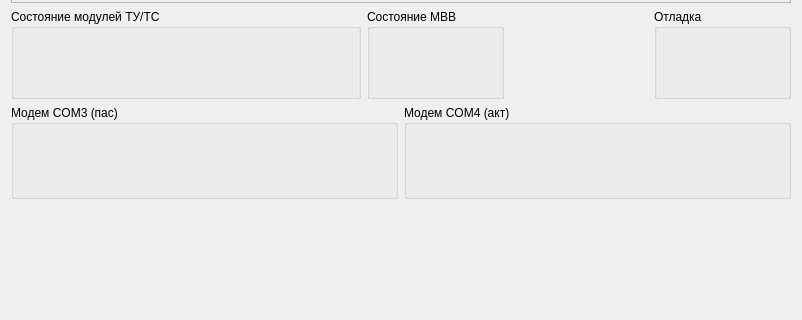
The window that kp_nix/mainwindow.ui (eugene-pa/armdncqt) describes before a commit, drawn with Qt 5; both pictures show x 0 to 802 and y 104 to 424 of the 802 by 600 pixel window.
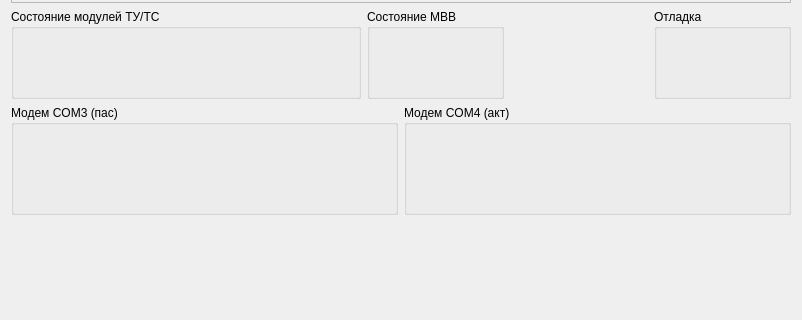
The same window after the commit. Custom widgets are drawn as their Qt base class.

```diff
--- a/kp_nix/mainwindow.ui
+++ b/kp_nix/mainwindow.ui
@@ -10,6 +10,11 @@
     <height>600</height>
    </rect>
   </property>
+  <property name="font">
+   <font>
+    <pointsize>9</pointsize>
+   </font>
+  </property>
   <property name="windowTitle">
    <string>MainWindow</string>
   </property>
@@ -78,9 +83,14 @@
         <property name="minimumSize">
          <size>
           <width>0</width>
-          <height>94</height>
+          <height>110</height>
          </size>
         </property>
+        <property name="font">
+         <font>
+          <pointsize>9</pointsize>
+         </font>
+        </property>
         <property name="title">
          <string>Модем COM3 (пас)</string>
         </property>
@@ -94,6 +104,11 @@
           <height>94</height>
          </size>
         </property>
+        <property name="font">
+         <font>
+          <pointsize>9</pointsize>
+         </font>
+        </property>
         <property name="title">
          <string>Модем COM4 (акт)</string>
         </property>
```
Left out of the diff: 17 changed lines with no effect on the pictures.
